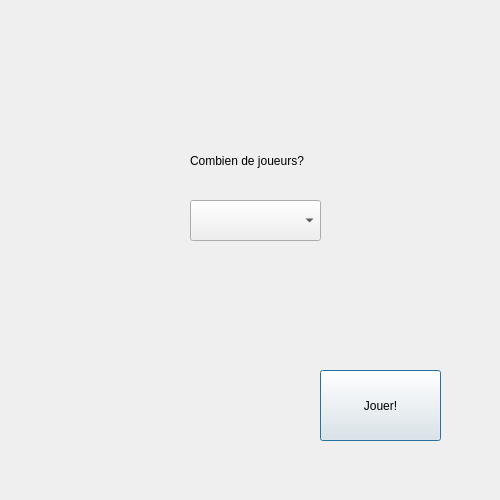
Qt form Minopoly/src/menudialog.ui (chrisvair/minopoly) before a commit.
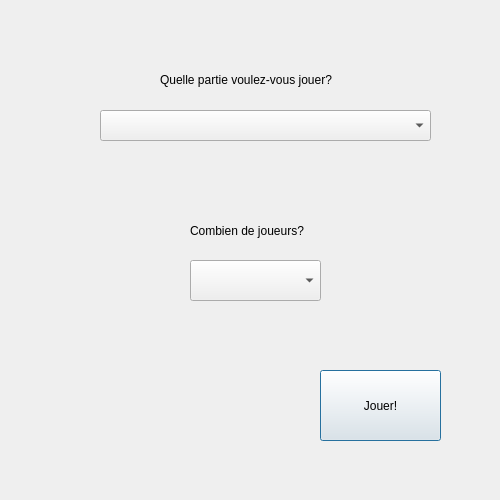
The same form after that commit.

Patch:
```diff
--- a/Minopoly/src/menudialog.ui
+++ b/Minopoly/src/menudialog.ui
@@ -42,7 +42,7 @@
    <property name="geometry">
     <rect>
      <x>190</x>
-     <y>140</y>
+     <y>210</y>
      <width>131</width>
      <height>41</height>
     </rect>
@@ -55,7 +55,7 @@
    <property name="geometry">
     <rect>
      <x>190</x>
-     <y>200</y>
+     <y>260</y>
      <width>131</width>
      <height>41</height>
     </rect>
@@ -74,6 +74,29 @@
     <string>Jouer!</string>
    </property>
   </widget>
+  <widget class="QLabel" name="gameSelectionQuestion">
+   <property name="geometry">
+    <rect>
+     <x>160</x>
+     <y>70</y>
+     <width>191</width>
+     <height>20</height>
+    </rect>
+   </property>
+   <property name="text">
+    <string>Quelle partie voulez-vous jouer?</string>
+   </property>
+  </widget>
+  <widget class="QComboBox" name="gameSelection">
+   <property name="geometry">
+    <rect>
+     <x>100</x>
+     <y>110</y>
+     <width>331</width>
+     <height>31</height>
+    </rect>
+   </property>
+  </widget>
  </widget>
  <resources/>
  <connections/>
```
